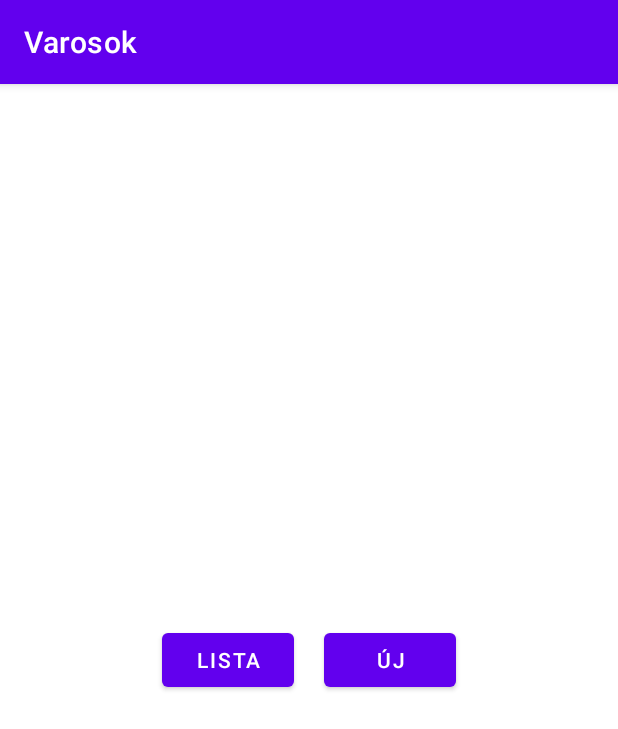
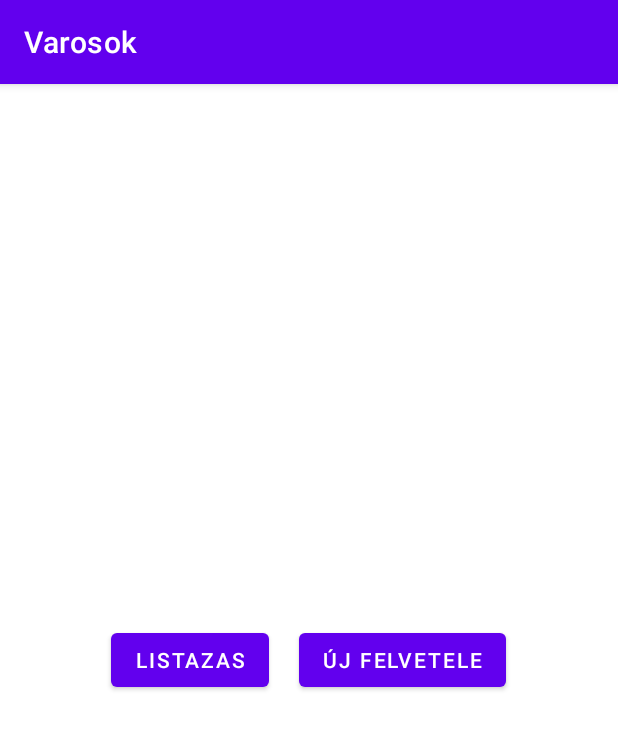
Before and after one commit to KOPCSAKPATRIK1/Kopcsak_patrik_Varosok, an Android app: the screen it shows after launch (MainActivity), on a phone screen of 412 x 824 dp. Shown: the top 729 px of the screen. Run offline under Robolectric (Android 15) with nearby library versions, the phone set to English and light mode, and no system bars.

Commit message:
gomb szovege atirva ami a feladatba van irva

```diff
--- a/app/src/main/res/layout/activity_insert.xml
+++ b/app/src/main/res/layout/activity_insert.xml
@@ -32,7 +32,7 @@
         android:id="@+id/addButton"
         android:layout_width="match_parent"
         android:layout_height="wrap_content"
-        android:text="Hozzaad" />
+        android:text="Felvetel" />
 
     <Button
         android:id="@+id/insertBackButton"
--- a/app/src/main/res/layout/activity_main.xml
+++ b/app/src/main/res/layout/activity_main.xml
@@ -15,7 +15,7 @@
             android:layout_marginHorizontal="10dp"
             android:layout_width="wrap_content"
             android:layout_height="wrap_content"
-            android:text="Lista"
+            android:text="Listazas"
             android:id="@+id/listButton"
             tools:ignore="HardcodedText" />
 
@@ -23,7 +23,7 @@
             android:layout_marginHorizontal="10dp"
             android:layout_width="wrap_content"
             android:layout_height="wrap_content"
-            android:text="Új"
+            android:text="Új felvetele"
             android:id="@+id/insertButton"
             tools:ignore="HardcodedText" />
 
```
